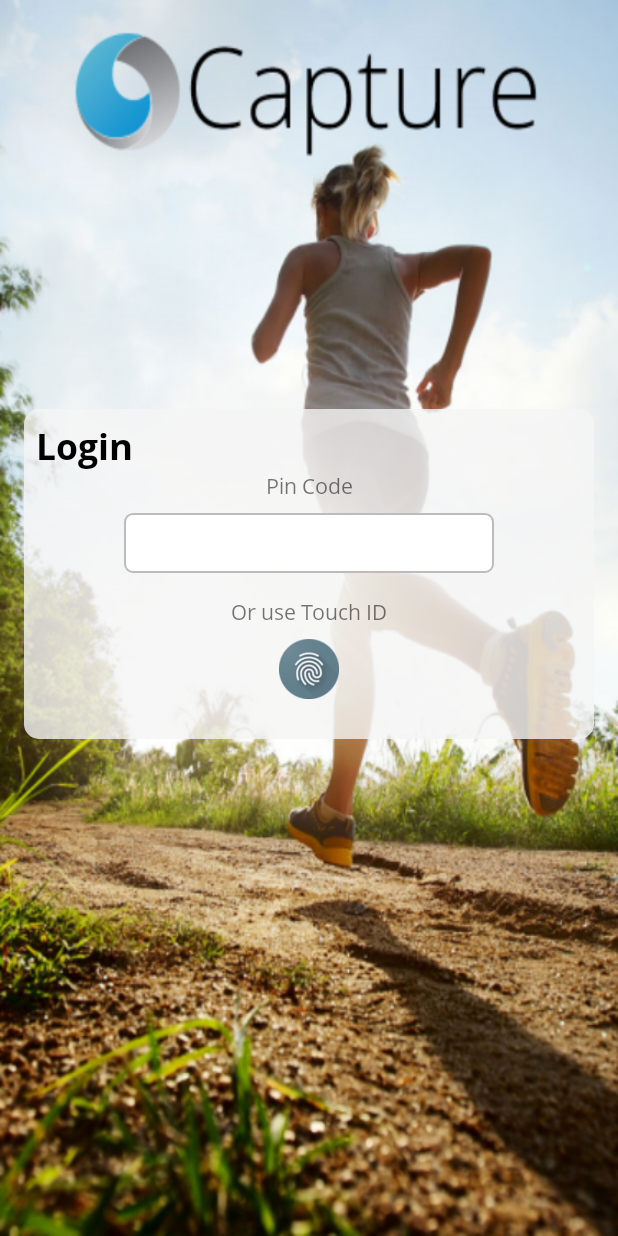
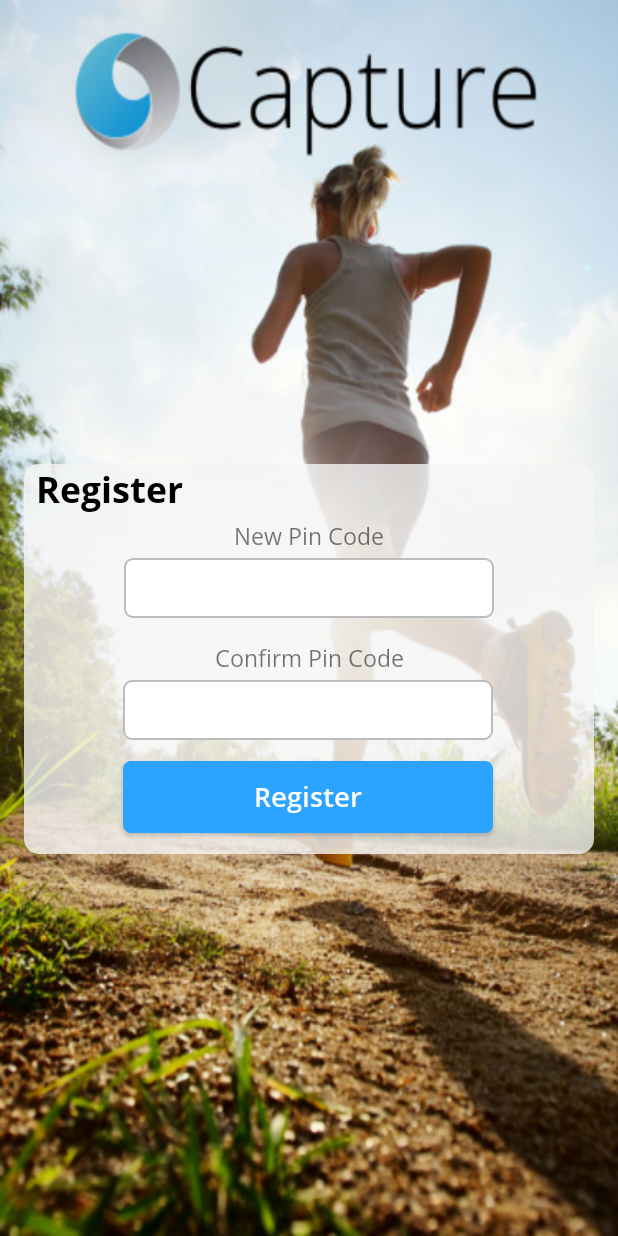
Before and after one commit to varunakantha/AspitCaptureIssue, an Android app: the screen it shows after launch (LoginActivity before the commit, RegistrationActivity after it), on a phone screen of 412 x 824 dp. Run offline under Robolectric (Android 15) with nearby library versions, the phone set to English and light mode, and no system bars.

```diff
--- a/app/src/main/AndroidManifest.xml
+++ b/app/src/main/AndroidManifest.xml
@@ -25,15 +25,12 @@
                 android:resource="@xml/file_paths"/>
         </provider>
 
-        <activity android:name=".ui.patientlookup.PatientLookUpActivity"
+        <activity
+            android:name=".ui.patientlookup.PatientLookUpActivity"
             android:windowSoftInputMode="adjustPan">
-
         </activity>
-
-        <activity android:name=".ui.imagecapture.CapturedImageDetailsAddActivity"></activity>
-
-        <activity android:name=".ui.imagecapture.CapturedImageFurtherOptionSelectionActivity"></activity>
-
+        <activity android:name=".ui.imagecapture.CapturedImageDetailsAddActivity"/>
+        <activity android:name=".ui.imagecapture.CapturedImageFurtherOptionSelectionActivity"/>
         <activity android:name=".ui.uploadsummary.UploadsActivity"/>
         <activity android:name=".ui.patientlookup.PatientSummaryActivity"/>
         <activity android:name=".ui.startscreen.SplashActivity">
@@ -45,6 +42,8 @@
         </activity>
         <activity android:name=".ui.startscreen.LoginActivity">
         </activity>
+        <activity android:name=".ui.startscreen.RegistrationActivity">
+        </activity>
     </application>
 
 </manifest>
--- a/app/src/main/java/no/aspit/aspitcapture/ui/startscreen/LoginActivity.kt
+++ b/app/src/main/java/no/aspit/aspitcapture/ui/startscreen/LoginActivity.kt
@@ -1,7 +1,10 @@
 package no.aspit.aspitcapture.ui.startscreen
 
 import android.content.Intent
+import android.content.SharedPreferences
 import android.os.Bundle
+import android.text.Editable
+import android.text.TextWatcher
 import androidx.appcompat.app.AppCompatActivity
 import kotlinx.android.synthetic.main.activity_login.*
 import no.aspit.aspitcapture.R
@@ -9,13 +12,31 @@ import no.aspit.aspitcapture.ui.patientlookup.PatientLookUpActivity
 
 class LoginActivity : AppCompatActivity() {
 
+    var prefs: SharedPreferences? = null
+
     override fun onCreate(savedInstanceState: Bundle?) {
         super.onCreate(savedInstanceState)
         setContentView(R.layout.activity_login)
 
-        userPinCode.setOnClickListener { v ->
-            startActivity(Intent(this@LoginActivity,PatientLookUpActivity::class.java))
-        }
+        prefs = this.getSharedPreferences(RegistrationActivity.PREFS_FILENAME, android.content.Context.MODE_PRIVATE)
+        val pinCode = prefs?.getString(RegistrationActivity.PIN_CODE,null)
+
+        userPinCode.addTextChangedListener(object : TextWatcher {
+
+            override fun afterTextChanged(s: Editable) {
+                if (s.toString() == pinCode) {
+                    startActivity(Intent(this@LoginActivity, PatientLookUpActivity::class.java))
+                    userPinCode.text = null
+                }}
+
+            override fun beforeTextChanged(s: CharSequence, start: Int,
+                                           count: Int, after: Int) {
+            }
+
+            override fun onTextChanged(s: CharSequence, start: Int,
+                                       before: Int, count: Int) {
+            }
+        })
 
     }
 
--- /dev/null
+++ b/app/src/main/java/no/aspit/aspitcapture/ui/startscreen/RegistrationActivity.kt
@@ -0,0 +1,44 @@
+package no.aspit.aspitcapture.ui.startscreen
+
+import android.content.Intent
+import android.content.SharedPreferences
+import androidx.appcompat.app.AppCompatActivity
+import android.os.Bundle
+import android.widget.Toast
+import kotlinx.android.synthetic.main.activity_registration.*
+import no.aspit.aspitcapture.R
+import no.aspit.aspitcapture.ui.patientlookup.PatientLookUpActivity
+
+class RegistrationActivity : AppCompatActivity() {
+
+    companion object {
+        val PREFS_FILENAME = "AspitPrefFile"
+        val PIN_CODE = "AspitPrefFile"
+    }
+    var prefs: SharedPreferences? = null
+
+    override fun onCreate(savedInstanceState: Bundle?) {
+        super.onCreate(savedInstanceState)
+        setContentView(R.layout.activity_registration)
+
+        prefs = this.getSharedPreferences(PREFS_FILENAME, android.content.Context.MODE_PRIVATE)
+
+        registerButton.setOnClickListener { v ->
+            val pin = userPinCode.text.toString()
+            val confirmPin = confirmPinCode.text.toString()
+
+            if (pin.isNotEmpty() && confirmPin.isNotEmpty()){
+                if (pin == confirmPin){
+                    val editor = prefs?.edit()
+                    editor?.putString(PIN_CODE, pin)
+                    editor?.apply()
+                    startActivity(Intent(this@RegistrationActivity,PatientLookUpActivity::class.java))
+                    finish()
+                }else {
+                    Toast.makeText(this@RegistrationActivity,"Pin mismatch", Toast.LENGTH_LONG).show()
+                }
+            }
+        }
+    }
+
+}
--- a/app/src/main/java/no/aspit/aspitcapture/ui/startscreen/SplashActivity.kt
+++ b/app/src/main/java/no/aspit/aspitcapture/ui/startscreen/SplashActivity.kt
@@ -1,6 +1,7 @@
 package no.aspit.aspitcapture.ui.startscreen
 
 import android.content.Intent
+import android.content.SharedPreferences
 import androidx.appcompat.app.AppCompatActivity
 import android.os.Bundle
 import android.os.CountDownTimer
@@ -8,14 +9,25 @@ import no.aspit.aspitcapture.R
 
 class SplashActivity : AppCompatActivity() {
 
+    var prefs: SharedPreferences? = null
+
     override fun onCreate(savedInstanceState: Bundle?) {
         super.onCreate(savedInstanceState)
         setContentView(R.layout.activity_splash)
 
+        prefs = this.getSharedPreferences(RegistrationActivity.PREFS_FILENAME, android.content.Context.MODE_PRIVATE)
+        val pinCode = prefs?.getString(RegistrationActivity.PIN_CODE,null)
+
         object : CountDownTimer(2000,1000){
-            override fun onFinish() {
-                startActivity(Intent(this@SplashActivity,LoginActivity::class.java))
-            }
+            override fun onFinish() =
+                    if (pinCode == null) {
+                        startActivity(Intent(this@SplashActivity, RegistrationActivity::class.java))
+                        finish()
+                    }
+                    else {
+                        startActivity(Intent(this@SplashActivity,LoginActivity::class.java))
+                        finish()
+                    }
 
             override fun onTick(millisUntilFinished: Long) {
             }
--- /dev/null
+++ b/app/src/main/res/layout/activity_registration.xml
@@ -0,0 +1,129 @@
+<?xml version="1.0" encoding="utf-8"?>
+<androidx.constraintlayout.widget.ConstraintLayout
+    xmlns:android="http://schemas.android.com/apk/res/android"
+    xmlns:app="http://schemas.android.com/apk/res-auto"
+    xmlns:tools="http://schemas.android.com/tools"
+    android:layout_width="match_parent"
+    android:layout_height="match_parent"
+    tools:context=".ui.startscreen.RegistrationActivity">
+
+    <ImageView
+        android:id="@+id/imageView3"
+        android:layout_width="0dp"
+        android:layout_height="0dp"
+        android:scaleType="fitXY"
+        app:layout_constraintBottom_toBottomOf="parent"
+        app:layout_constraintEnd_toEndOf="parent"
+        app:layout_constraintStart_toStartOf="parent"
+        app:layout_constraintTop_toTopOf="parent"
+        app:srcCompat="@drawable/splash"/>
+
+    <androidx.constraintlayout.widget.ConstraintLayout
+        android:layout_width="0dp"
+        android:layout_height="260dp"
+        android:layout_marginStart="16dp"
+        android:layout_marginTop="8dp"
+        android:layout_marginEnd="16dp"
+        android:layout_marginBottom="8dp"
+        android:background="@drawable/login_bg"
+        app:layout_constraintBottom_toBottomOf="@+id/imageView3"
+        app:layout_constraintEnd_toEndOf="parent"
+        app:layout_constraintStart_toStartOf="parent"
+        app:layout_constraintTop_toTopOf="parent"
+        app:layout_constraintVertical_bias="0.55">
+
+        <EditText
+            android:id="@+id/confirmPinCode"
+            android:layout_width="wrap_content"
+            android:layout_height="40dp"
+            android:layout_marginStart="8dp"
+            android:layout_marginTop="4dp"
+            android:layout_marginEnd="8dp"
+            android:background="@drawable/rounded_edittext"
+            android:ems="10"
+            android:fontFamily="@font/open_sans_regular"
+            android:inputType="textPersonName|numberSigned"
+            app:layout_constraintEnd_toEndOf="parent"
+            app:layout_constraintHorizontal_bias="0.495"
+            app:layout_constraintStart_toStartOf="parent"
+            app:layout_constraintTop_toBottomOf="@+id/textView11"/>
+
+        <TextView
+            android:id="@+id/textView9"
+            android:layout_width="wrap_content"
+            android:layout_height="wrap_content"
+            android:layout_marginStart="8dp"
+            android:fontFamily="@font/open_sans_bold"
+            android:text="@string/register"
+            android:textColor="@color/black"
+            android:textSize="24sp"
+            app:layout_constraintStart_toStartOf="parent"
+            app:layout_constraintTop_toTopOf="parent"/>
+
+        <TextView
+            android:id="@+id/textView10"
+            android:layout_width="wrap_content"
+            android:layout_height="wrap_content"
+            android:layout_marginStart="8dp"
+            android:layout_marginTop="4dp"
+            android:layout_marginEnd="8dp"
+            android:fontFamily="@font/open_sans_regular"
+            android:text="@string/new_pin_code"
+            android:textSize="15sp"
+            app:layout_constraintEnd_toEndOf="parent"
+            app:layout_constraintStart_toStartOf="parent"
+            app:layout_constraintTop_toBottomOf="@+id/textView9"/>
+
+        <EditText
+            android:id="@+id/userPinCode"
+            android:layout_width="wrap_content"
+            android:layout_height="40dp"
+            android:layout_marginStart="8dp"
+            android:layout_marginTop="4dp"
+            android:layout_marginEnd="8dp"
+            android:background="@drawable/rounded_edittext"
+            android:ems="10"
+            android:fontFamily="@font/open_sans_regular"
+            android:inputType="textPersonName|numberSigned"
+            app:layout_constraintEnd_toEndOf="parent"
+            app:layout_constraintStart_toStartOf="parent"
+            app:layout_constraintTop_toBottomOf="@+id/textView10">
+            <requestFocus/>
+        </EditText>
+
+        <TextView
+            android:id="@+id/textView11"
+            android:layout_width="wrap_content"
+            android:layout_height="wrap_content"
+            android:layout_marginStart="8dp"
+            android:layout_marginTop="16dp"
+            android:layout_marginEnd="8dp"
+            android:fontFamily="@font/open_sans_regular"
+            android:text="@string/confirm_pin_code"
+            android:textSize="15sp"
+            app:layout_constraintEnd_toEndOf="parent"
+            app:layout_constraintStart_toStartOf="parent"
+            app:layout_constraintTop_toBottomOf="@+id/userPinCode"/>
+
+        <Button
+            android:id="@+id/registerButton"
+            android:layout_width="0dp"
+            android:layout_height="wrap_content"
+            android:layout_marginTop="8dp"
+            android:layout_marginBottom="8dp"
+            android:background="@drawable/rounded_btn_bg"
+            android:fontFamily="@font/open_sans_semi_bold"
+            android:text="@string/register"
+            android:textAllCaps="false"
+            android:textColor="@android:color/background_light"
+            android:textSize="18sp"
+            app:layout_constraintBottom_toBottomOf="parent"
+            app:layout_constraintEnd_toEndOf="@+id/confirmPinCode"
+            app:layout_constraintStart_toStartOf="@+id/confirmPinCode"
+            app:layout_constraintTop_toBottomOf="@+id/confirmPinCode"/>
+
+
+
+    </androidx.constraintlayout.widget.ConstraintLayout>
+
+</androidx.constraintlayout.widget.ConstraintLayout>
--- a/app/src/main/res/values/strings.xml
+++ b/app/src/main/res/values/strings.xml
@@ -14,4 +14,7 @@
     <string name="social_security_number">Social Security Number</string>
     <string name="scan">Scan</string>
     <string name="worklist">Worklist</string>
+    <string name="register">Register</string>
+    <string name="new_pin_code">New Pin Code</string>
+    <string name="confirm_pin_code">Confirm Pin Code</string>
 </resources>
```
